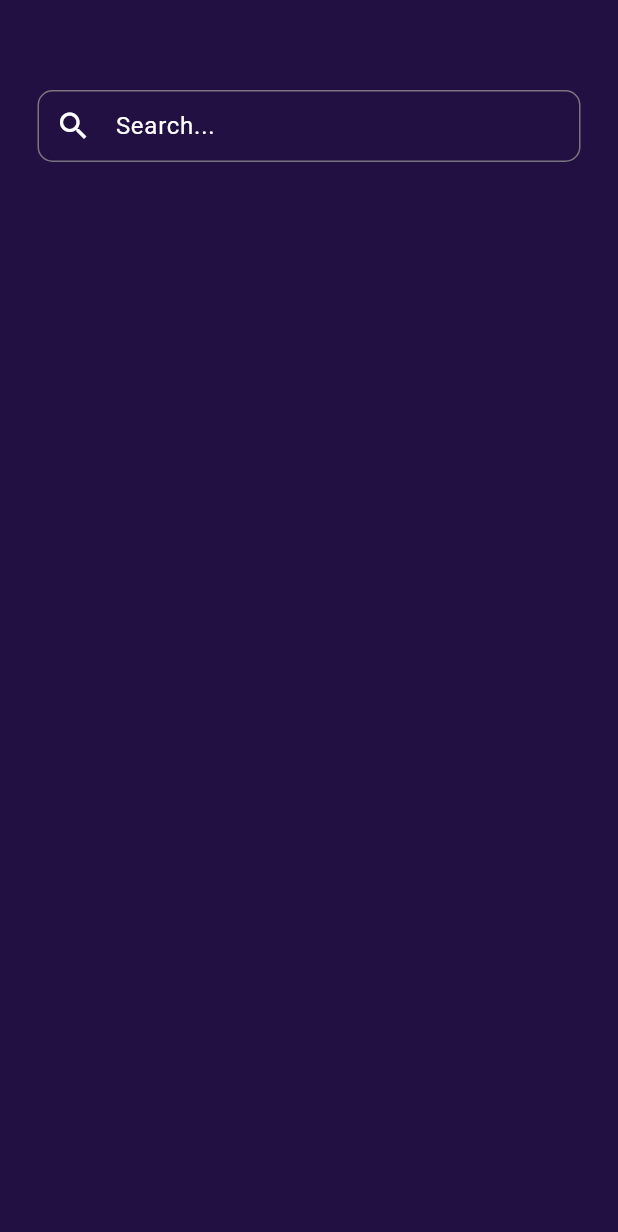
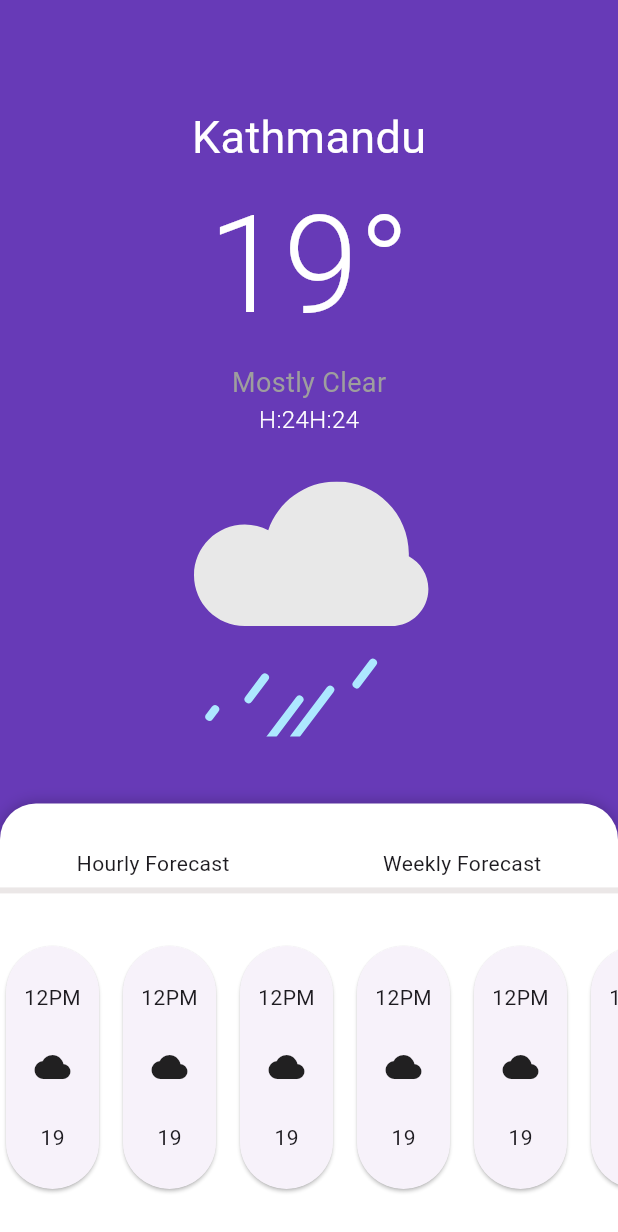
Before and after one commit to Chmpragyan/weather_app_using_flutter, a Flutter app: the screen it shows after launch, on a phone screen of 412 x 824 dp. Shown: the top 1232 px of the screen. Run offline on Flutter 3.47's test engine with Material 3 defaults, Android fonts, the phone set to English and light mode, and no system bars; drawn by our look-alikes of lottie, sliding_up_panel; our stand-ins replace geocoding, geolocator.

Commit message:
Updated some UI

```diff
--- a/lib/main.dart
+++ b/lib/main.dart
@@ -1,7 +1,6 @@
 import 'package:flutter/material.dart';
+import 'package:weather_app/screens/current_location.dart/current_location_screen.dart';
 // import 'package:weather_app/screens/home_screen.dart/components/custom_container_home.dart';
-import 'package:weather_app/screens/home_screen.dart/homepage_screen.dart';
-
 
 void main()=>runApp(MyApp());
 
@@ -12,7 +11,8 @@ class MyApp extends StatelessWidget {
   Widget build(BuildContext context) {
     return MaterialApp(
       debugShowCheckedModeBanner: false,
-      home: HomePage(),
+      // home: HomePage(),
+      home: CurrentLocationScreen(),
       // home: CustomHomeContainer(),
     );
   }
--- a/lib/models/weather_model.dart
+++ b/lib/models/weather_model.dart
@@ -3,12 +3,13 @@ class WeatherData {
   final double tempC;
   final String wthCondition;
   final String icon;
+  final String sunrise;
 
    String get iconUrl {
     return 'http:$icon';
   }
 
-  WeatherData({required this.tempC, required this.wthCondition, required this.icon, required this.cityName});
+  WeatherData({required this.tempC, required this.wthCondition, required this.icon, required this.cityName, required this.sunrise});
 
   factory WeatherData.fromJson(Map<String, dynamic> json) {
     return WeatherData(
@@ -16,6 +17,7 @@ class WeatherData {
       tempC: json['current']['temp_c'],
       wthCondition: json['current']['condition']['text'],
       icon: json['current']['condition']['icon'],
+      sunrise: json['forecast']['forecastday'][0]['astro']['sunrise'],
     );
   }
 }
--- /dev/null
+++ b/lib/screens/current_location.dart/component/component_text.dart
@@ -0,0 +1,10 @@
+import 'package:flutter/material.dart';
+
+class CustomCityName extends StatelessWidget {
+  const CustomCityName({super.key});
+
+  @override
+  Widget build(BuildContext context) {
+    return const Placeholder();
+  }
+}
--- /dev/null
+++ b/lib/screens/current_location.dart/current_location_screen.dart
@@ -0,0 +1,302 @@
+import 'package:flutter/material.dart';
+import 'package:lottie/lottie.dart';
+import 'package:sliding_up_panel/sliding_up_panel.dart';
+import 'package:weather_app/models/weather_model.dart';
+import 'package:weather_app/screens/widgets/custom_text.dart';
+import 'package:weather_app/services/weather_services.dart';
+
+class CurrentLocationScreen extends StatefulWidget {
+  const CurrentLocationScreen({super.key});
+
+  @override
+  State<CurrentLocationScreen> createState() => _CurrentLocationScreenState();
+}
+
+class _CurrentLocationScreenState extends State<CurrentLocationScreen> {
+  final weatherService = WeatherService("9da84fe2eae84538b2823858232803");
+  // WeatherData? _weatherData;
+
+  late List<String> cities = [];
+  late List<Future<WeatherData>> futureWeatherList = [];
+
+  String getWeatherAnimation(String? wthCondition) {
+    // print(wthCondition);
+    if (wthCondition == null) return 'assets/images/Sunny.json';
+
+    switch (wthCondition.toLowerCase()) {
+      case 'light rain':
+        return 'assets/images/wa.json';
+      case 'light drizzle':
+        return 'assets/images/wd.json';
+      case 'mist':
+        return 'assets/images/wc.json';
+      case 'cloudy':
+        return 'assets/images/wb.json';
+      case 'partly cloudy':
+        return 'assets/images/we.json';
+      case 'clear':
+        return 'assets/images/Sunny.json';
+      default:
+        return 'assets/images/Sunny.json';
+    }
+  }
+
+  fetchWeatherList() async {
+    String location = await weatherService.getCurrentCity();
+    cities = [location, 'London', 'New York', 'Paris'];
+    final weatherData = await weatherService.fetchWeatherDataForCities(cities);
+    setState(() {
+      futureWeatherList = weatherData;
+    });
+  }
+
+  @override
+  void initState() {
+    super.initState();
+    fetchWeatherList();
+  }
+
+  @override
+  Widget build(BuildContext context) {
+    BorderRadiusGeometry radius = BorderRadius.only(
+      topLeft: Radius.circular(24.0),
+      topRight: Radius.circular(24.0),
+    );
+    return Scaffold(
+      backgroundColor: Colors.deepPurple,
+      body: SlidingUpPanel(
+        minHeight: MediaQuery.of(context).size.height * 0.35,
+        maxHeight: MediaQuery.of(context).size.height * 0.7,
+        panel: Column(
+          children: [
+            SizedBox(
+              height: 30,
+            ),
+            Row(
+              mainAxisAlignment: MainAxisAlignment.spaceAround,
+              children: [
+                Text("Hourly Forecast"),
+                Text("Weekly Forecast"),
+              ],
+            ),
+            Divider(
+              thickness: 4,
+              color: Color.fromARGB(202, 230, 225, 225),
+            ),
+            SizedBox(
+              height: 25,
+            ),
+            Container(
+              height: 170,
+              decoration: BoxDecoration(
+                borderRadius: BorderRadius.vertical(
+                  top: Radius.circular(50),
+                  bottom: Radius.circular(50),
+                ),
+              ),
+              child: GridView.builder(
+                scrollDirection: Axis.horizontal,
+                itemCount: 10,
+                gridDelegate: SliverGridDelegateWithFixedCrossAxisCount(
+                  crossAxisCount: 1,
+                  mainAxisExtent: 70,
+                  mainAxisSpacing: 8,
+                  // childAspectRatio: 60 / 100,
+                ),
+                itemBuilder: (context, index) {
+                  return Card(
+                    shape: RoundedRectangleBorder(
+                      borderRadius: BorderRadius.vertical(
+                        top: Radius.elliptical(50, 50),
+                        bottom: Radius.elliptical(50, 50),
+                      ),
+                    ),
+                    child: Column(
+                      mainAxisAlignment: MainAxisAlignment.spaceEvenly,
+                      children: [
+                        Text("12PM"),
+                        Icon(Icons.cloud),
+                        Text("19"),
+                      ],
+                    ),
+                  );
+                },
+              ),
+            ),
+            SizedBox(
+              height: 30,
+            ),
+            Container(
+              height: 160,
+              padding: EdgeInsets.only(left: 20.0, right: 15.0),
+              width: MediaQuery.of(context).size.width * 0.9,
+              decoration: BoxDecoration(
+                color: Colors.purple[900],
+                borderRadius: BorderRadius.circular(20),
+              ),
+              child: Column(
+                mainAxisAlignment: MainAxisAlignment.spaceAround,
+                crossAxisAlignment: CrossAxisAlignment.start,
+                children: [
+                  Text(
+                    "AIR QUALITY",
+                    style: TextStyle(color: Colors.grey),
+                  ),
+                  Text(
+                    "3-Low Health Risk",
+                    style: TextStyle(color: Colors.grey),
+                  ),
+                  Row(
+                    mainAxisAlignment: MainAxisAlignment.spaceBetween,
+                    children: [
+                      Text(
+                        "See more",
+                        style: TextStyle(color: Colors.grey),
+                      ),
+                      Icon(
+                        Icons.arrow_forward_ios,
+                        color: Colors.grey,
+                      ),
+                    ],
+                  ),
+                ],
+              ),
+            ),
+          ],
+        ),
+        // collapsed: Container(
+        //   decoration:
+        //       BoxDecoration(color: Colors.blueGrey, borderRadius: radius),
+        //   child: Center(
+        //     child: Text(
+        //       "This is the collapsed Widget",
+        //       style: TextStyle(color: Colors.white),
+        //     ),
+        //   ),
+        // ),
+        body: Padding(
+          padding: EdgeInsets.only(top: 70),
+          child: Column(
+            // mainAxisAlignment: MainAxisAlignment.,
+            children: [
+              Text(
+                "Kathmandu",
+                style: TextStyle(
+                  fontSize: 30,
+                  color: Colors.white,
+                ),
+              ),
+              Text(
+                "19°",
+                style: TextStyle(
+                  fontSize: 90,
+                  fontWeight: FontWeight.w300,
+                  color: Colors.white,
+                ),
+              ),
+              Text(
+                "Mostly Clear",
+                style: TextStyle(
+                  fontSize: 18,
+                  // fontWeight: FontWeight.w300,
+                  color: Colors.grey,
+                ),
+              ),
+              Row(
+                mainAxisAlignment: MainAxisAlignment.center,
+                children: [
+                  CustomCityName(cityName: "H:24"),
+                  CustomCityName(cityName: "H:24"),
+                ],
+              ),
+              LottieBuilder.asset(
+                'assets/images/wa.json',
+                height: 200,
+              ),
+            ],
+          ),
+        ),
+        borderRadius: radius,
+      ),
+
+      // body: SingleChildScrollView(
+      //   child: Column(
+      //     mainAxisAlignment: MainAxisAlignment.start,
+      //     crossAxisAlignment: CrossAxisAlignment.start,
+      //     children: [
+      //       CustomCityName(cityName: "Kathmandu"),
+      //       CustomTempText(tempText: "19"),
+      //       CustomText(customText: "Mostly Clear"),
+      //       Row(
+      //         children: [
+      //           CustomCityName(cityName: "H:24"),
+      //           CustomCityName(cityName: "H:24"),
+      //         ],
+      //       ),
+      //       SizedBox(
+      //         height: 200,
+      //       ),
+      //       Container(
+      //         height: MediaQuery.of(context).size.height,
+      //         width: MediaQuery.of(context).size.width,
+      //         decoration: BoxDecoration(
+      //           color: Colors.red,
+      //           borderRadius: BorderRadius.vertical(
+      //             top: Radius.circular(50),
+      //           ),
+      //         ),
+      // child: Column(
+      //   children: [
+      //     Row(
+      //       mainAxisAlignment: MainAxisAlignment.spaceAround,
+      //       children: [
+      //         Text("Hourly Forecast"),
+      //         Text("Weekly Forecast"),
+      //       ],
+      //     ),
+      //     Container(
+      //       height: 170,
+      //       decoration: BoxDecoration(
+      //         borderRadius: BorderRadius.vertical(
+      //           top: Radius.circular(50),
+      //           bottom: Radius.circular(50),
+      //         ),
+      //       ),
+      //       child: GridView.builder(
+      //         scrollDirection: Axis.horizontal,
+      //         itemCount: 10,
+      //         gridDelegate: SliverGridDelegateWithFixedCrossAxisCount(
+      //           crossAxisCount: 1,
+      //           mainAxisExtent: 70,
+      //           mainAxisSpacing: 8,
+      //           // childAspectRatio: 60 / 100,
+      //         ),
+      //         itemBuilder: (context, index) {
+      //           return Card(
+      //             shape: RoundedRectangleBorder(
+      //               borderRadius: BorderRadius.vertical(
+      //                 top: Radius.elliptical(50, 50),
+      //                 bottom: Radius.elliptical(50, 50),
+      //               ),
+      //             ),
+      //             child: Column(
+      //               mainAxisAlignment: MainAxisAlignment.spaceEvenly,
+      //               children: [
+      //                 Text("12PM"),
+      //                 Icon(Icons.cloud),
+      //                 Text("19"),
+      //               ],
+      //             ),
+      //           );
+      //         },
+      //       ),
+      //     )
+      //   ],
+      // ),
+      //       ),
+      //     ],
+      //   ),
+      // ),
+    );
+  }
+}
--- a/lib/screens/widgets/custom_text.dart
+++ b/lib/screens/widgets/custom_text.dart
@@ -33,3 +33,20 @@ class CustomCityName extends StatelessWidget {
     );
   }
 }
+
+class CustomText extends StatelessWidget {
+  final String customText;
+  const CustomText({super.key, required this.customText});
+
+  @override
+  Widget build(BuildContext context) {
+    return Text(
+      customText,
+      style: TextStyle(
+        color: Colors.white,
+        fontSize: 14,
+        fontWeight: FontWeight.w300,
+      ),
+    );
+  }
+}
--- a/lib/services/weather_services.dart
+++ b/lib/services/weather_services.dart
@@ -27,7 +27,7 @@ class WeatherService {
   List<Future<WeatherData>> fetchWeatherDataForCities(List<String> cities) {
     return cities.map((city) async {
       final response = await http.get(Uri.parse(
-          '$BASE_URL/current.json?key=$apiKey&q=$city&aqi=no'));
+          '$BASE_URL/forecast.json?key=$apiKey&q=$city&days=1&aqi=no'));
       if (response.statusCode == 200) {
         return WeatherData.fromJson(jsonDecode(response.body));
       } else {
--- a/pubspec.yaml
+++ b/pubspec.yaml
@@ -32,6 +32,7 @@ dependencies:
   geolocator: ^11.0.0
   geocoding: ^3.0.0
   lottie: ^3.1.0
+  sliding_up_panel: ^2.0.0+1
   flutter:
     sdk: flutter
 
```
Also changed, not shown: lib/screens/home_screen.dart/homepage_screen.dart (+3 -38 lines), lib/services/weather_service.dart (deleted, +0 -24 lines), pubspec.lock.
